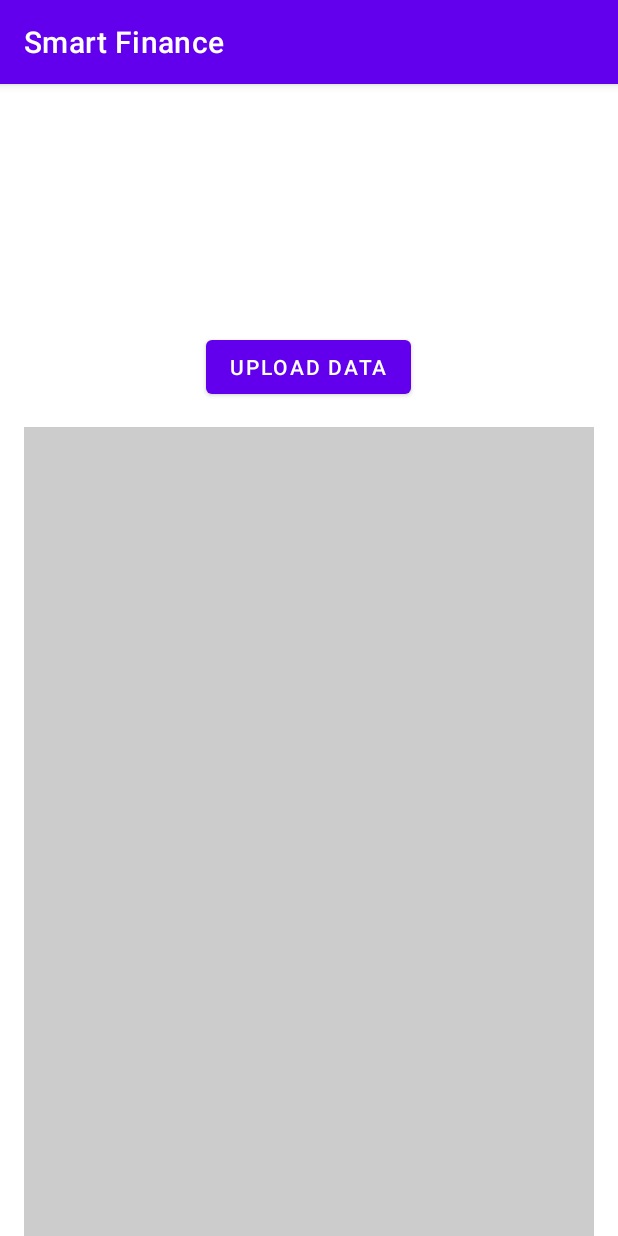
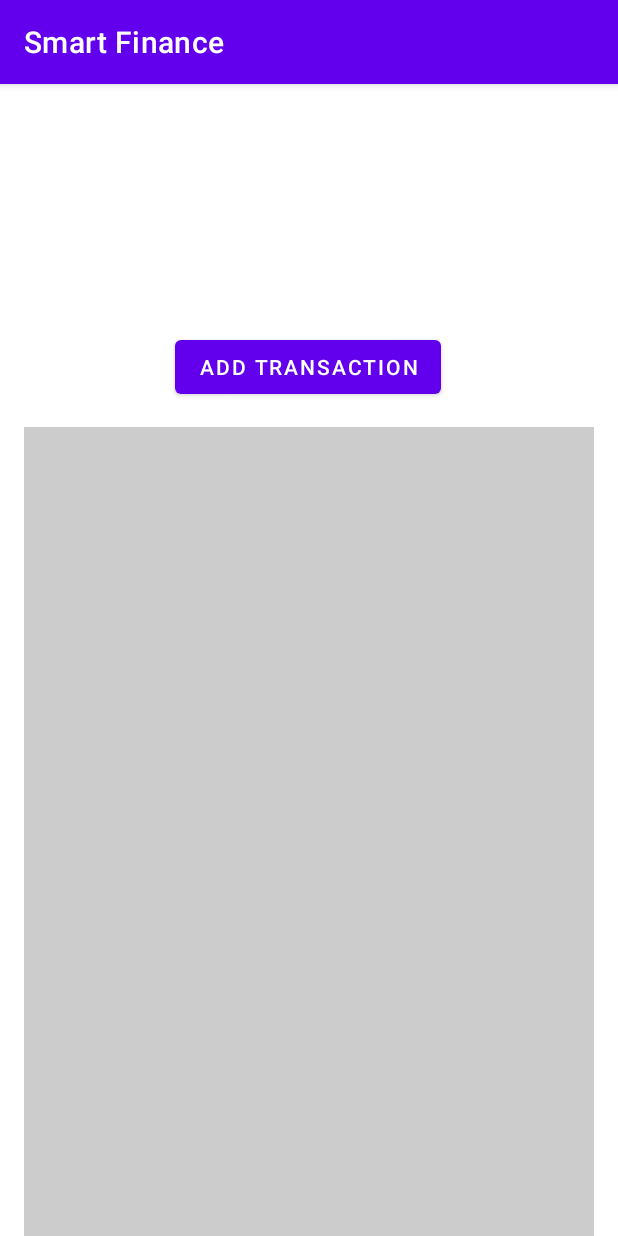
Before and after one commit to ayush-km/smart-finance, an Android app: the screen it shows after launch (MainActivity), on a phone screen of 412 x 824 dp. Run offline under Robolectric (Android 15) with nearby library versions, the phone set to English and light mode, and no system bars; our stand-ins replace Firebase (no records; nobody signed in at launch, a user with empty details on screens opened directly).

Commit message:
big commit
added new transaction activity
with ability to set state of activity controls from passed in transaction value
added ability to add transaction

updated transaction repository to singleton
updated button name and id in main activity
now above button navigates to add transaction

added IncomeCategory that i forgot previously

Signed-off-by: ayush-km <ayushkk000@gmail.com>

```diff
--- a/app/src/main/java/com/ayushkm/smartfinance/MainActivity.kt
+++ b/app/src/main/java/com/ayushkm/smartfinance/MainActivity.kt
@@ -1,6 +1,5 @@
 package com.ayushkm.smartfinance
 
-import TransactionType
 import android.content.Intent
 import android.os.Bundle
 import android.widget.Button
@@ -8,34 +7,30 @@ import androidx.appcompat.app.AppCompatActivity
 import androidx.lifecycle.Observer
 import androidx.recyclerview.widget.LinearLayoutManager
 import androidx.recyclerview.widget.RecyclerView
-import com.ayushkm.smartfinance.model.ExpenditureCategory
-import com.ayushkm.smartfinance.model.IncomeCategory
 import com.ayushkm.smartfinance.model.Transaction
-import com.ayushkm.smartfinance.model.TransactionRepository
+import com.ayushkm.smartfinance.model.TransactionRepository.subscribeToTransactionUpdates
+import com.ayushkm.smartfinance.model.TransactionRepository.transactionList
 
 
 class MainActivity : AppCompatActivity() {
-    private val transactionRepository = TransactionRepository()
-
-    private lateinit var uploadDataButton: Button
+    private lateinit var addTransactionButton: Button
     private lateinit var transactionsRecyclerView: RecyclerView
 
     override fun onCreate(savedInstanceState: Bundle?) {
         super.onCreate(savedInstanceState)
         setContentView(R.layout.activity_main)
 
+        subscribeToTransactionUpdates()
 
-        transactionRepository.subscribeToTransactionUpdates()
-
-
-        uploadDataButton = findViewById(R.id.btn_upload_data)
+        addTransactionButton = findViewById(R.id.btn_add_transaction)
         transactionsRecyclerView = findViewById(R.id.rv_transactions)
 
-        uploadDataButton.setOnClickListener {
-            transactionRepository.addTransaction(
+        addTransactionButton.setOnClickListener {
+            startActivity(Intent(this@MainActivity, TransactionActivity::class.java))
+            /*transactionRepository.addTransaction(
                 Transaction(
                     TransactionType.EXPENDITURE,
-                    34,
+                    Random.nextInt(100),
                     ExpenditureCategory.MISC.toString(),
                     "Nestle Juice"
                 ),
@@ -44,12 +39,12 @@ class MainActivity : AppCompatActivity() {
             transactionRepository.addTransaction(
                 Transaction(
                     TransactionType.INCOME,
-                    55,
+                    Random.nextInt(100),
                     IncomeCategory.SALARY.toString(),
                     "Just The Monthly Pay"
                 ),
                 this@MainActivity
-            )
+            )*/
         }
 
 
@@ -67,7 +62,7 @@ class MainActivity : AppCompatActivity() {
             transactionAdapter.submitList(it)
         }
 
-        transactionRepository.transactionList.observe(this, transactionObserver)
+        transactionList.observe(this, transactionObserver)
         // endregion recycler view stuff
     }
 }
--- /dev/null
+++ b/app/src/main/java/com/ayushkm/smartfinance/model/IncomeCategory.kt
@@ -0,0 +1,6 @@
+package com.ayushkm.smartfinance.model
+
+enum class IncomeCategory {
+    PROFIT,
+    SALARY
+}
--- a/app/src/main/java/com/ayushkm/smartfinance/model/TransactionRepository.kt
+++ b/app/src/main/java/com/ayushkm/smartfinance/model/TransactionRepository.kt
@@ -18,7 +18,7 @@ import java.io.IOException
 
 const val TAG = "TransactionRepository"
 
-class TransactionRepository {
+object TransactionRepository {
     private val transactionCollectionReference = Firebase.firestore.collection("transactions")
     private val _transactionList = MutableLiveData<List<Transaction>>()
     val transactionList: LiveData<List<Transaction>> = _transactionList
@@ -49,7 +49,7 @@ class TransactionRepository {
 
     fun subscribeToTransactionUpdates() {
         transactionCollectionReference
-            .orderBy("timestamp", Query.Direction.ASCENDING)
+            .orderBy("timestamp", Query.Direction.DESCENDING)
             .addSnapshotListener { querySnapshot, error ->
                 error?.let {
                     Log.e(TAG, it.message.toString())
--- a/app/src/main/res/layout/activity_main.xml
+++ b/app/src/main/res/layout/activity_main.xml
@@ -7,10 +7,10 @@
     tools:context=".MainActivity">
 
     <Button
-        android:id="@+id/btn_upload_data"
+        android:id="@+id/btn_add_transaction"
         android:layout_width="wrap_content"
         android:layout_height="wrap_content"
-        android:text="Upload Data"
+        android:text="Add Transaction"
         app:layout_constraintBottom_toBottomOf="parent"
         app:layout_constraintEnd_toEndOf="parent"
         app:layout_constraintHorizontal_bias="0.498"
@@ -30,6 +30,6 @@
         app:layout_constraintBottom_toBottomOf="parent"
         app:layout_constraintEnd_toEndOf="parent"
         app:layout_constraintStart_toStartOf="parent"
-        app:layout_constraintTop_toBottomOf="@+id/btn_upload_data" />
+        app:layout_constraintTop_toBottomOf="@+id/btn_add_transaction" />
 
 </androidx.constraintlayout.widget.ConstraintLayout>
```
Also changed, not shown: app/src/main/java/com/ayushkm/smartfinance/TransactionActivity.kt (added, +94 -0 lines), app/src/main/res/layout/activity_transaction.xml (added, +104 -0 lines).
